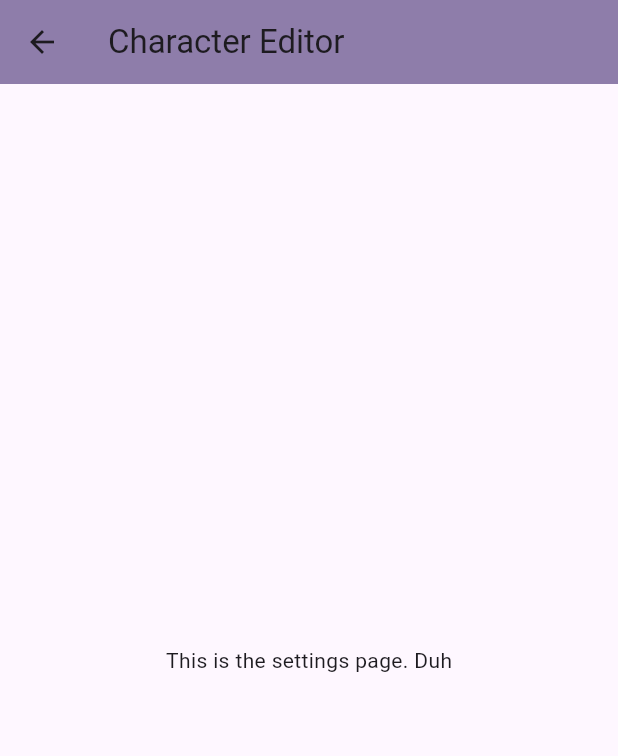
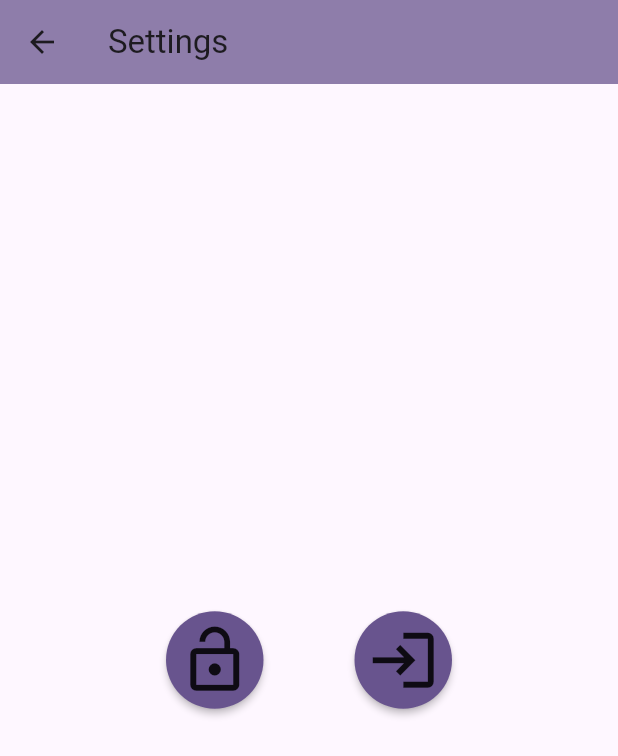
Before and after one commit to Leszek02/ucccc, a Flutter app: the SettingsPage screen opened directly, on a phone screen of 412 x 824 dp. Shown: the top 756 px of the screen. Run offline on Flutter 3.47's test engine with Material 3 defaults, Android fonts, the phone set to English and light mode, and no system bars; our stand-ins replace firebase_core, firebase_crashlytics; accounts and stored records are empty.

Commit message:
added buttons to settings page

```diff
--- a/lib/ui/pages/settings/settings_page.dart
+++ b/lib/ui/pages/settings/settings_page.dart
@@ -1,4 +1,6 @@
+import 'package:flutter/cupertino.dart';
 import 'package:flutter/material.dart';
+import 'package:ucccc/ui/widgets/circle_button.dart';
 
 class SettingsPage extends StatelessWidget {
   const SettingsPage({super.key});
@@ -6,14 +8,32 @@ class SettingsPage extends StatelessWidget {
   @override
   Widget build(BuildContext context) => Scaffold(
         appBar: AppBar(
-          backgroundColor: Theme.of(context).colorScheme.primary.withOpacity(0.75),
-          title: const Text('Character Editor'),
+          backgroundColor:
+              Theme.of(context).colorScheme.primary.withOpacity(0.75),
+          title: const Text('Settings'),
         ),
-        body: const Center(
+        body: Center(
           child: Column(
             mainAxisAlignment: MainAxisAlignment.center,
             children: [
-              Text('This is the settings page. Duh'),
+              Padding(
+                padding: const EdgeInsets.all(50),
+                child: Row(
+                  mainAxisAlignment: MainAxisAlignment.spaceEvenly,
+                  children: [
+                    CircleButton(
+                      size: 65,
+                      icon: Icons.lock_open,
+                      onPressed: () {},
+                    ),
+                    CircleButton(
+                      size: 65,
+                      icon: Icons.login_outlined,
+                      onPressed: () {},
+                    ),
+                  ],
+                ),
+              ),
             ],
           ),
         ),
```
